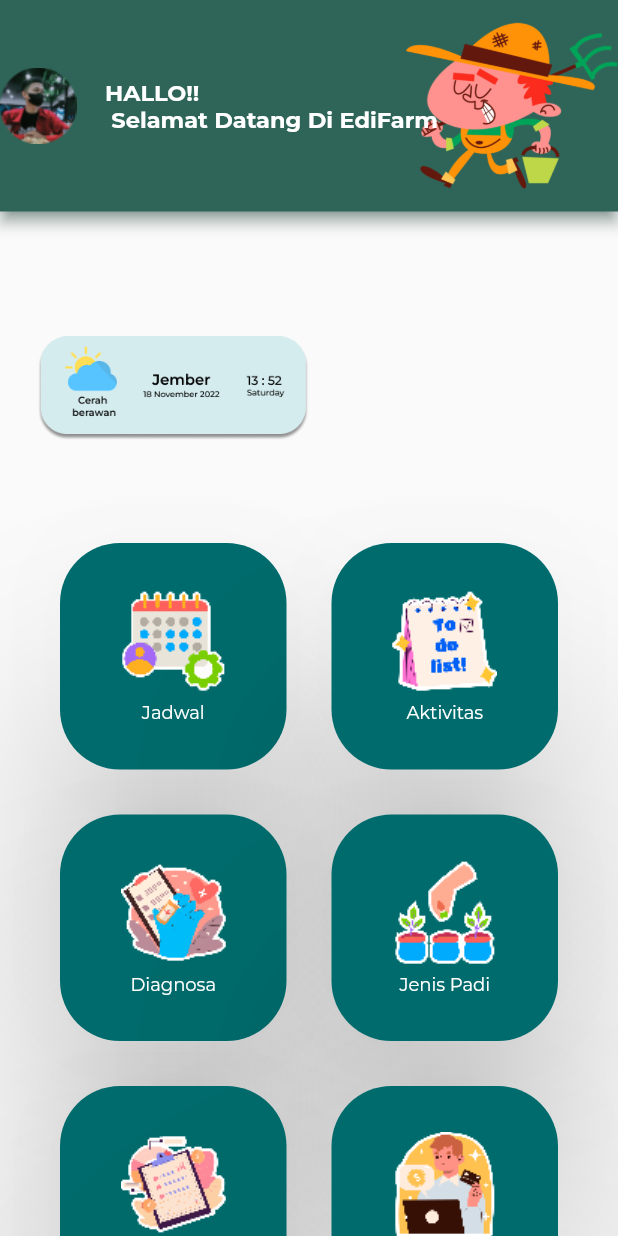
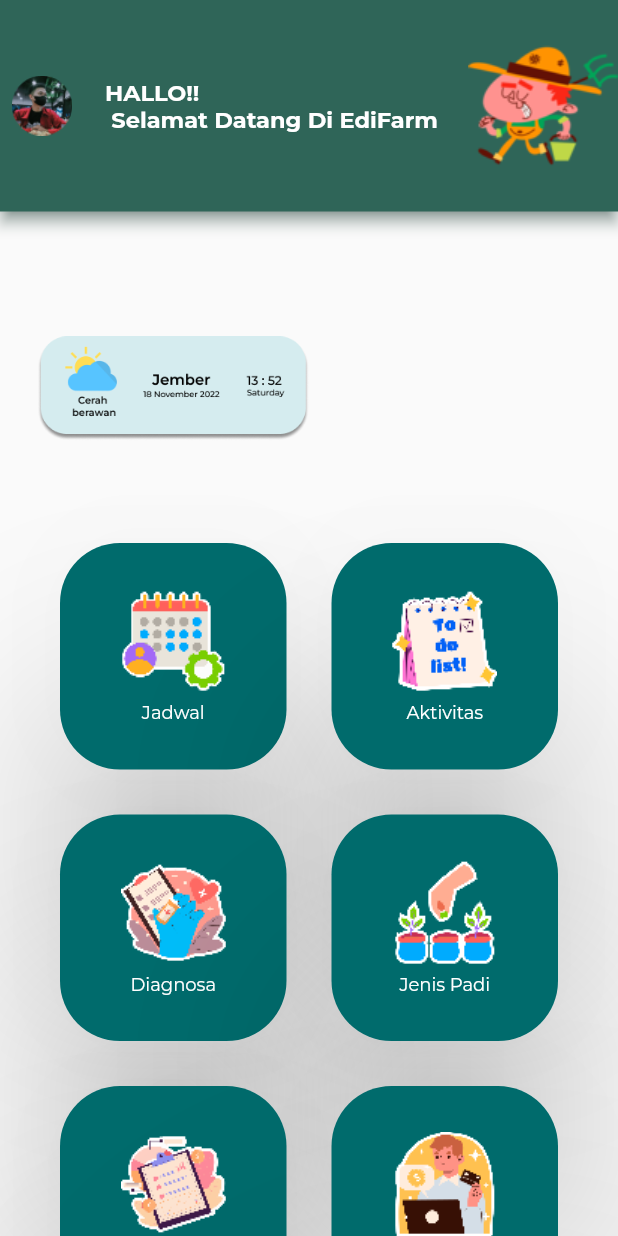
Before and after one commit to W1Z-H4L/uyee, a Flutter app: the Dashboard screen opened by its route, on a phone screen of 412 x 824 dp. Run offline on Flutter 3.47's test engine with Material 2 defaults, Android fonts, the phone set to English and light mode, and no system bars; our stand-ins replace curved_navigation_bar, google_fonts, percent_indicator, shared_preferences; missing offline and left inert: toggle_bar; accounts and stored records are empty.

```diff
--- a/lib/ui/pages/home/dashboard.dart
+++ b/lib/ui/pages/home/dashboard.dart
@@ -18,13 +18,18 @@ class Dashboard extends StatefulWidget {
 
 //schafold
 class _DashboardState extends State<Dashboard> {
-  int currentTab = 0;
-  void onTap(int index) {
-    setState(() {
-      currentTab = index;
-      // currentScreen = HomePage();
-    });
-  }
+  // static final List<Widget> screen = <Widget>[
+  //   Dashboard(),
+  //   Activity(),
+  //   Pengaturan(),
+  // ];
+  // int currentTab = 0;
+  // void onTap(int index) {
+  //   setState(() {
+  //     currentTab = index;
+  //     // currentScreen = HomePage();
+  //   });
+  // }
 
   int index = 0;
   @override
@@ -49,10 +54,24 @@ class _DashboardState extends State<Dashboard> {
         titleTextStyle: whiteTextStyle3,
         titleSpacing: 14,
         centerTitle: false,
+        leading: Padding(
+          padding: EdgeInsets.all(8),
+          child: GestureDetector(
+            onTap: () {
+              Navigator.pushReplacement(
+                  context, MaterialPageRoute(builder: (context) => Navbar()));
+            },
+            child: Image.asset(
+                width: 3,
+                'assets/potoprofil.png',
+                alignment: Alignment.centerLeft),
+          ),
+        ),
+        automaticallyImplyLeading: false,
 
-        leading: Image.asset(
-            width: 3, 'assets/potoprofil.png', alignment: Alignment.centerLeft),
-        automaticallyImplyLeading: true,
+        // leading: Image.asset(
+        //     width: 3, 'assets/potoprofil.png', alignment: Alignment.centerLeft),
+        // automaticallyImplyLeading: true,
         shadowColor: Color.fromARGB(255, 47, 101, 88),
         backgroundColor: Color.fromARGB(255, 47, 101, 88),
         flexibleSpace: Container(
@@ -369,7 +388,9 @@ class _DashboardState extends State<Dashboard> {
       //           label: "Akun",
       //           icon: Icon(Icons.manage_accounts_outlined),
       //           activeIcon: Icon(Icons.manage_accounts)),
+
       //     ]),
+      // bottomNavigationBar: Navbar(),
     );
   }
 }
--- a/pubspec.yaml
+++ b/pubspec.yaml
@@ -41,6 +41,7 @@ dependencies:
   # The following adds the Cupertino Icons font to your application.
   # Use with the CupertinoIcons class for iOS style icons.
   cupertino_icons: ^1.0.2
+  button_navigation_bar: ^0.1.3
 
 dev_dependencies:
   flutter_test:
```
Also changed, not shown: lib/ui/pages/riwayat/togglebar.dart (+3 -4 lines), assets/gambar_dekorasi1.png, pubspec.lock.
